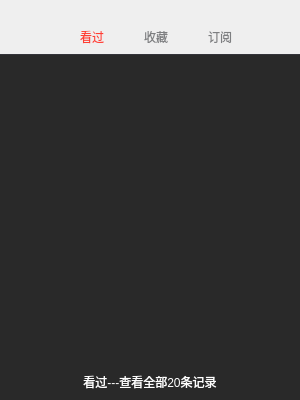
huizhang556/pc-video-player, file VideoPlayer/titleBar/WatchRecords.ui: the form before one commit.
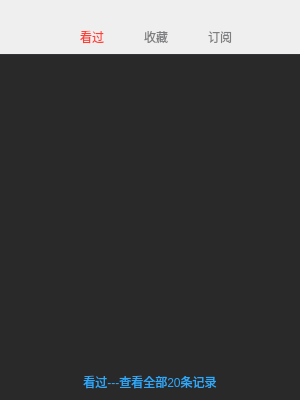
The form after the commit.

Patch:
```diff
--- a/VideoPlayer/titleBar/WatchRecords.ui
+++ b/VideoPlayer/titleBar/WatchRecords.ui
@@ -43,7 +43,7 @@
 
 QListWidget::item:selected
 {
-background-color: rgb(64, 66, 68);
+border: 1px solid rgb(64, 66, 68);
 }
 
 QListWidget::item:hover
@@ -85,7 +85,7 @@
 {
 border: none;
 font: 400 14px &quot;微软雅黑&quot;;
-color: white;
+color: rgb(48, 169, 250);
 background-color: rgb(41, 41, 41);
 }
 
```
Left out of the diff: 2 changed lines with no effect on the pictures.
